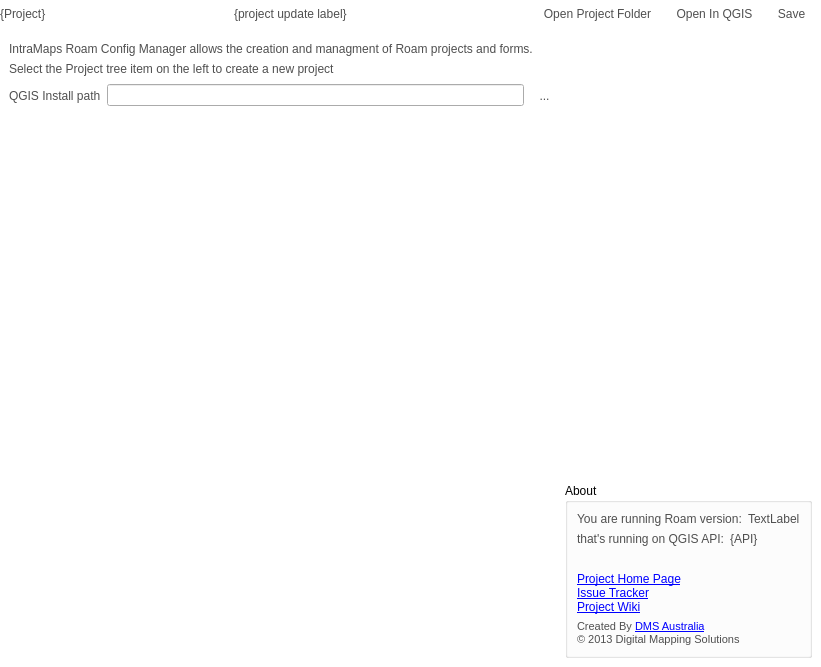
First picture: the form in src/configmanager/ui/ui_projectwidget.ui, repository roam-qgis/Roam, before the edit.
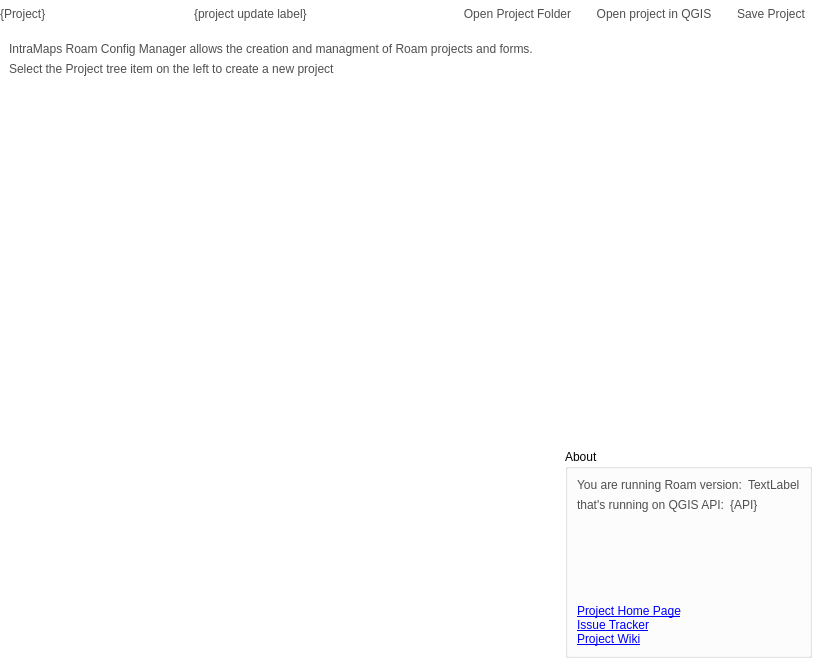
Second picture: the form after the edit. The open tabs and pages were chosen to show the change. Icons and pictures are not drawn. Custom widgets are drawn as their Qt base class.

Commit message:
Remove option to set QGIS install path in config manager.
We look in the normal install locations anyway.

```diff
--- a/src/configmanager/ui/ui_projectwidget.ui
+++ b/src/configmanager/ui/ui_projectwidget.ui
@@ -185,7 +185,7 @@
            </sizepolicy>
           </property>
           <property name="text">
-           <string>Open In QGIS</string>
+           <string>Open project in QGIS</string>
           </property>
           <property name="icon">
            <iconset resource="../../roam/resources.qrc">
@@ -208,7 +208,7 @@
         <item>
          <widget class="QToolButton" name="savePageButton">
           <property name="text">
-           <string>Save</string>
+           <string>Save Project</string>
           </property>
           <property name="icon">
            <iconset resource="../../roam/resources.qrc">
@@ -281,8 +281,14 @@
      </widget>
      <widget class="QWidget" name="roam_page">
       <layout class="QGridLayout" name="gridLayout_2">
-       <item row="4" column="1">
+       <item row="3" column="1">
         <widget class="QGroupBox" name="groupBox_3">
+         <property name="sizePolicy">
+          <sizepolicy hsizetype="Preferred" vsizetype="Preferred">
+           <horstretch>0</horstretch>
+           <verstretch>0</verstretch>
+          </sizepolicy>
+         </property>
          <property name="title">
           <string>About</string>
          </property>
@@ -290,7 +296,7 @@
           <bool>true</bool>
          </property>
          <layout class="QGridLayout" name="gridLayout_5">
-          <item row="0" column="0" colspan="2">
+          <item row="1" column="0" colspan="2">
            <layout class="QHBoxLayout" name="horizontalLayout_9">
             <item>
              <widget class="QLabel" name="versionLabel1">
@@ -317,7 +323,32 @@
             </item>
            </layout>
           </item>
-          <item row="1" column="0" colspan="2">
+          <item row="4" column="0">
+           <widget class="QLabel" name="label_17">
+            <property name="sizePolicy">
+             <sizepolicy hsizetype="Preferred" vsizetype="Preferred">
+              <horstretch>0</horstretch>
+              <verstretch>0</verstretch>
+             </sizepolicy>
+            </property>
+            <property name="maximumSize">
+             <size>
+              <width>270</width>
+              <height>250</height>
+             </size>
+            </property>
+            <property name="text">
+             <string/>
+            </property>
+            <property name="pixmap">
+             <pixmap>:/branding/dms</pixmap>
+            </property>
+            <property name="scaledContents">
+             <bool>true</bool>
+            </property>
+           </widget>
+          </item>
+          <item row="2" column="0" colspan="2">
            <layout class="QHBoxLayout" name="horizontalLayout_8">
             <item>
              <widget class="QLabel" name="label_19">
@@ -335,41 +366,19 @@
             </item>
            </layout>
           </item>
-          <item row="3" column="0">
-           <widget class="QLabel" name="label_17">
-            <property name="sizePolicy">
-             <sizepolicy hsizetype="Preferred" vsizetype="Preferred">
-              <horstretch>0</horstretch>
-              <verstretch>0</verstretch>
-             </sizepolicy>
-            </property>
-            <property name="maximumSize">
-             <size>
-              <width>270</width>
-              <height>250</height>
-             </size>
-            </property>
-            <property name="text">
-             <string/>
-            </property>
-            <property name="pixmap">
-             <pixmap resource="../../roam/resources.qrc">:/branding/dms</pixmap>
-            </property>
-            <property name="scaledContents">
-             <bool>true</bool>
-            </property>
-           </widget>
-          </item>
-          <item row="5" column="0">
+          <item row="6" column="0">
            <widget class="QLabel" name="label_41">
             <property name="text">
              <string>&lt;!DOCTYPE HTML PUBLIC &quot;-//W3C//DTD HTML 4.0//EN&quot; &quot;http://www.w3.org/TR/REC-html40/strict.dtd&quot;&gt;
 &lt;html&gt;&lt;head&gt;&lt;meta name=&quot;qrichtext&quot; content=&quot;1&quot; /&gt;&lt;style type=&quot;text/css&quot;&gt;
 p, li { white-space: pre-wrap; }
 &lt;/style&gt;&lt;/head&gt;&lt;body style=&quot; font-family:'Segoe UI'; font-weight:400; font-style:normal;&quot;&gt;
-&lt;p style=&quot; margin-top:0px; margin-bottom:0px; margin-left:0px; margin-right:0px; -qt-block-indent:0; text-indent:0px;&quot;&gt;&lt;a href=&quot;https://github.com/DMS-Aus/Roam&quot;&gt;&lt;span style=&quot; text-decoration: underline; color:#0000ff;&quot;&gt;Project Home Page&lt;/span&gt;&lt;/a&gt;&lt;/p&gt;
-&lt;p style=&quot; margin-top:0px; margin-bottom:0px; margin-left:0px; margin-right:0px; -qt-block-indent:0; text-indent:0px;&quot;&gt;&lt;a href=&quot;https://github.com/DMS-Aus/Roam/issues?state=open&quot;&gt;&lt;span style=&quot; text-decoration: underline; color:#0000ff;&quot;&gt;Issue Tracker&lt;/span&gt;&lt;/a&gt;&lt;/p&gt;
-&lt;p style=&quot; margin-top:0px; margin-bottom:0px; margin-left:0px; margin-right:0px; -qt-block-indent:0; text-indent:0px;&quot;&gt;&lt;a href=&quot;https://github.com/DMS-Aus/Roam/wiki&quot;&gt;&lt;span style=&quot; text-decoration: underline; color:#0000ff;&quot;&gt;Project Wiki&lt;/span&gt;&lt;/a&gt;&lt;/p&gt;&lt;/body&gt;&lt;/html&gt;</string>
+&lt;p style=&quot; margin-top:0px; margin-bottom:0px; margin-left:0px; margin-right:0px; -qt-block-indent:0; text-indent:0px;&quot;&gt;&lt;a href=&quot;https://github.com/roam-qgis/Roam&quot;&gt;&lt;span style=&quot; text-decoration: underline; color:#0000ff;&quot;&gt;Project Home Page&lt;/span&gt;&lt;/a&gt;&lt;/p&gt;
+&lt;p style=&quot; margin-top:0px; margin-bottom:0px; margin-left:0px; margin-right:0px; -qt-block-indent:0; text-indent:0px;&quot;&gt;&lt;a href=&quot;https://github.com/roam-qgis/Roam/issues?state=open&quot;&gt;&lt;span style=&quot; text-decoration: underline; color:#0000ff;&quot;&gt;Issue Tracker&lt;/span&gt;&lt;/a&gt;&lt;/p&gt;
+&lt;p style=&quot; margin-top:0px; margin-bottom:0px; margin-left:0px; margin-right:0px; -qt-block-indent:0; text-indent:0px;&quot;&gt;&lt;a href=&quot;https://github.com/roam-qgis/Roam/wiki&quot;&gt;&lt;span style=&quot; text-decoration: underline; color:#0000ff;&quot;&gt;Project Wiki&lt;/span&gt;&lt;/a&gt;&lt;/p&gt;&lt;/body&gt;&lt;/html&gt;</string>
+            </property>
+            <property name="alignment">
+             <set>Qt::AlignBottom|Qt::AlignLeading|Qt::AlignLeft</set>
             </property>
             <property name="openExternalLinks">
              <bool>true</bool>
@@ -379,24 +388,24 @@
             </property>
            </widget>
           </item>
-          <item row="3" column="1">
+          <item row="6" column="1">
            <widget class="QLabel" name="label_20">
             <property name="sizePolicy">
-             <sizepolicy hsizetype="Preferred" vsizetype="Preferred">
+             <sizepolicy hsizetype="Fixed" vsizetype="Fixed">
               <horstretch>0</horstretch>
               <verstretch>0</verstretch>
              </sizepolicy>
             </property>
             <property name="minimumSize">
              <size>
-              <width>0</width>
-              <height>0</height>
+              <width>100</width>
+              <height>108</height>
              </size>
             </property>
             <property name="maximumSize">
              <size>
-              <width>150</width>
-              <height>150</height>
+              <width>200</width>
+              <height>100</height>
              </size>
             </property>
             <property name="text">
@@ -410,27 +419,22 @@
             </property>
            </widget>
           </item>
-          <item row="6" column="0">
-           <widget class="QLabel" name="label_18">
-            <property name="text">
-             <string>&lt;!DOCTYPE HTML PUBLIC &quot;-//W3C//DTD HTML 4.0//EN&quot; &quot;http://www.w3.org/TR/REC-html40/strict.dtd&quot;&gt;
-&lt;html&gt;&lt;head&gt;&lt;meta name=&quot;qrichtext&quot; content=&quot;1&quot; /&gt;&lt;style type=&quot;text/css&quot;&gt;
-p, li { white-space: pre-wrap; }
-&lt;/style&gt;&lt;/head&gt;&lt;body style=&quot; font-family:'Segoe UI'; font-weight:400; font-style:normal;&quot;&gt;
-&lt;p style=&quot; margin-top:0px; margin-bottom:0px; margin-left:0px; margin-right:0px; -qt-block-indent:0; text-indent:0px;&quot;&gt;&lt;span style=&quot; font-family:'MS Shell Dlg 2'; font-size:8pt;&quot;&gt;Created By &lt;/span&gt;&lt;a href=&quot;mapsolutions.com.au&quot;&gt;&lt;span style=&quot; font-family:'MS Shell Dlg 2'; font-size:8pt; text-decoration: underline; color:#0000ff;&quot;&gt;DMS Australia&lt;/span&gt;&lt;/a&gt;&lt;/p&gt;
-&lt;p style=&quot; margin-top:0px; margin-bottom:0px; margin-left:0px; margin-right:0px; -qt-block-indent:0; text-indent:0px;&quot;&gt;&lt;span style=&quot; font-family:'MS Shell Dlg 2'; font-size:8pt;&quot;&gt;© 2013 Digital Mapping Solutions&lt;/span&gt;&lt;/p&gt;&lt;/body&gt;&lt;/html&gt;</string>
-            </property>
-            <property name="openExternalLinks">
-             <bool>true</bool>
-            </property>
-            <property name="textInteractionFlags">
-             <set>Qt::LinksAccessibleByKeyboard|Qt::LinksAccessibleByMouse</set>
-            </property>
-           </widget>
-          </item>
          </layout>
         </widget>
        </item>
+       <item row="2" column="0">
+        <spacer name="verticalSpacer">
+         <property name="orientation">
+          <enum>Qt::Vertical</enum>
+         </property>
+         <property name="sizeHint" stdset="0">
+          <size>
+           <width>20</width>
+           <height>40</height>
+          </size>
+         </property>
+        </spacer>
+       </item>
        <item row="0" column="0" colspan="2">
         <widget class="QLabel" name="label_42">
          <property name="text">
@@ -444,7 +448,7 @@
          </property>
         </widget>
        </item>
-       <item row="4" column="0">
+       <item row="3" column="0">
         <spacer name="horizontalSpacer">
          <property name="orientation">
           <enum>Qt::Horizontal</enum>
@@ -457,19 +461,6 @@
          </property>
         </spacer>
        </item>
-       <item row="3" column="0">
-        <spacer name="verticalSpacer">
-         <property name="orientation">
-          <enum>Qt::Vertical</enum>
-         </property>
-         <property name="sizeHint" stdset="0">
-          <size>
-           <width>20</width>
-           <height>40</height>
-          </size>
-         </property>
-        </spacer>
-       </item>
        <item row="1" column="0" colspan="2">
         <widget class="QLabel" name="label_43">
          <property name="text">
@@ -483,40 +474,6 @@
          </property>
         </widget>
        </item>
-       <item row="2" column="0">
-        <layout class="QHBoxLayout" name="horizontalLayout">
-         <item>
-          <widget class="QLabel" name="label">
-           <property name="text">
-            <string>QGIS Install path</string>
-           </property>
-          </widget>
-         </item>
-         <item>
-          <widget class="QLineEdit" name="qgispathEdit"/>
-         </item>
-         <item>
-          <widget class="QToolButton" name="filePickerButton">
-           <property name="text">
-            <string>...</string>
-           </property>
-           <property name="icon">
-            <iconset resource="../../roam/resources.qrc">
-             <normaloff>:/icons/folder</normaloff>:/icons/folder</iconset>
-           </property>
-           <property name="iconSize">
-            <size>
-             <width>24</width>
-             <height>24</height>
-            </size>
-           </property>
-           <property name="autoRaise">
-            <bool>true</bool>
-           </property>
-          </widget>
-         </item>
-        </layout>
-       </item>
       </layout>
      </widget>
      <widget class="QWidget" name="forms_page">
```
Left out of the diff: 35 changed lines with no effect on the pictures. The commit also changes 2 other files.
